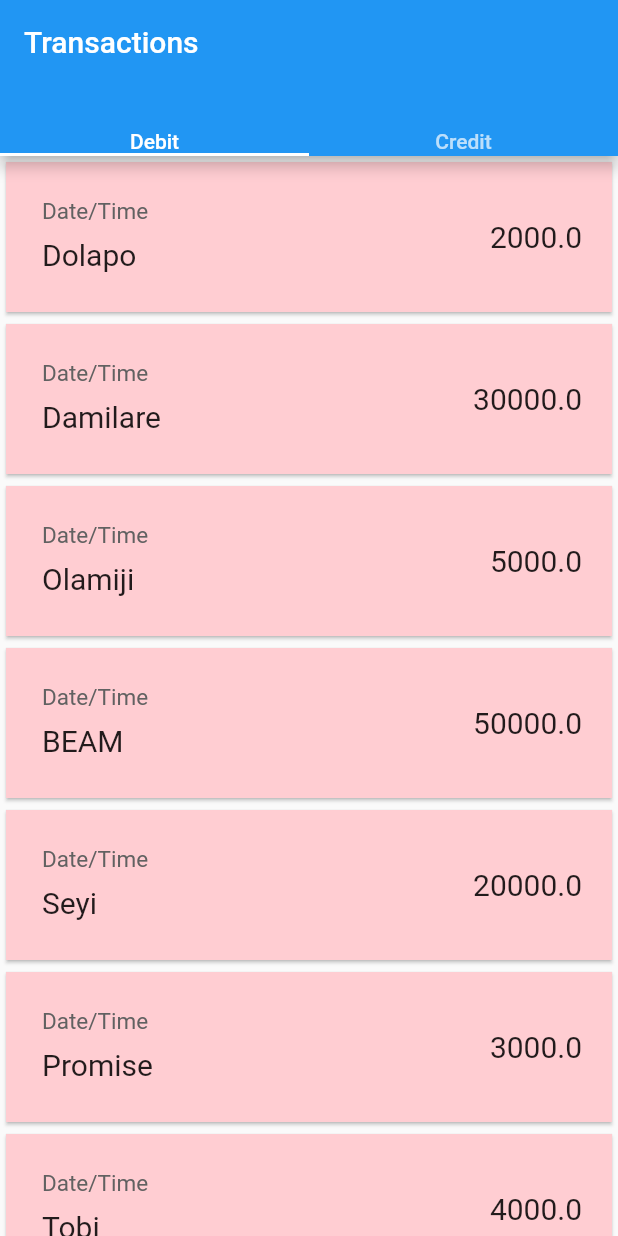
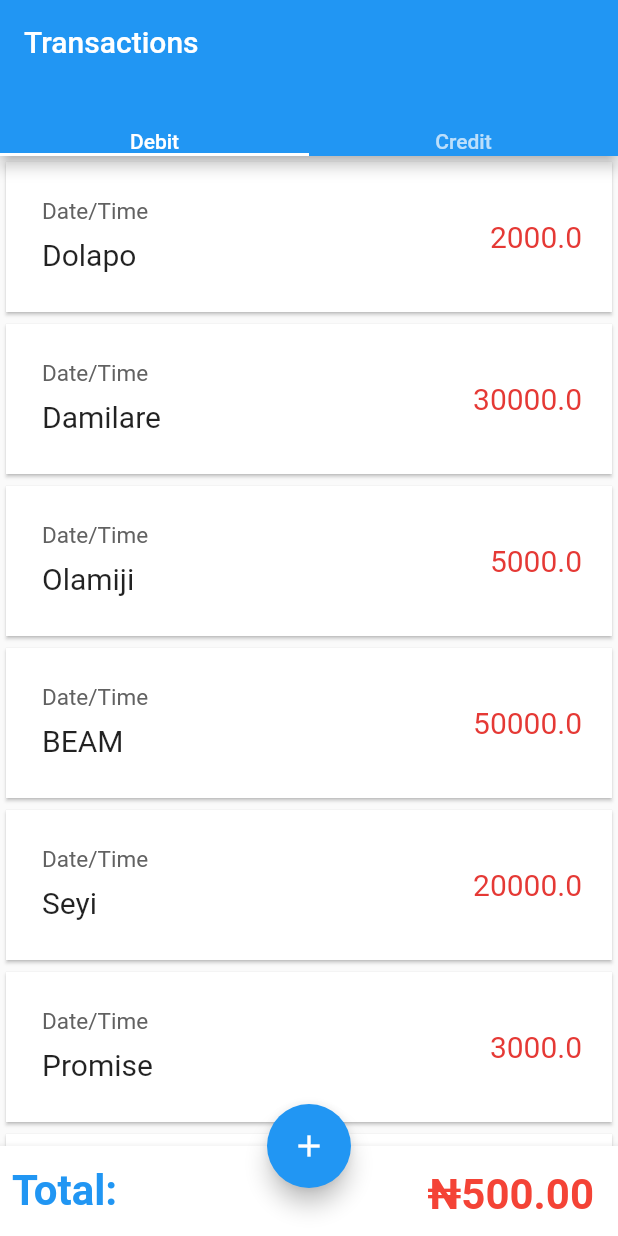
Before and after one commit to MobileDevComm/transactionKeeperApp, a Flutter app: the screen it shows after launch, on a phone screen of 412 x 824 dp. Run offline on Flutter 3.47's test engine with Material 2 defaults, Android fonts, the phone set to English and light mode, and no system bars; drawn by our look-alikes of auto_size_text; our stand-ins replace fluttertoast.

Commit message:
Things Done: 1. Upgraded the TransactionCard Ui, using the transactionType to determine color. 2. Added the floating action button 3. Added the bottom navigation bar for the total

```diff
--- a/transactionkeeper/lib/screens/home.dart
+++ /dev/null
@@ -1,85 +0,0 @@
-import 'package:flutter/material.dart';
-import 'package:transactionkeeper/enums/transaction_enums.dart';
-import 'package:transactionkeeper/widget/transaction_card.dart';
-
-class Home extends StatefulWidget {
-  @override
-  _HomeState createState() => _HomeState();
-}
-
-class _HomeState extends State<Home> with SingleTickerProviderStateMixin {
-  TabController tabController;
-  String someText = "Some text";
-
-  @override
-  void initState() {
-    // TODO: implement initState
-    super.initState();
-    tabController = TabController(length: 2, vsync: this);
-    someText = "Some other text changed";
-  }
-
-  @override
-  Widget build(BuildContext context) {
-    /// someText = "Some other text Three Two Two";
-    return Scaffold(
-      appBar: AppBar(
-        title: Text("Transactions"),
-        bottom: TabBar(
-          controller: tabController,
-          tabs: [
-            Text(getTransTypeCapitalized(TransactionType.debit)),
-            Text(getTransTypeCapitalized(TransactionType.credit)),
-          ],
-        ),
-      ),
-      body: TabBarView(
-        controller: tabController,
-        children: [
-          DebitPage(),
-          CreditPage(),
-        ],
-      ),
-    );
-  }
-}
-
-class DebitPage extends StatelessWidget {
-  @override
-  Widget build(BuildContext context) {
-    return SingleChildScrollView(
-          child: Column(
-        children: [
-          TransactionCard(Colors.red.shade100,'Dolapo', 2000.00  ),
-          TransactionCard(Colors.red.shade100,'Damilare', 30000.00 ),
-          TransactionCard(Colors.red.shade100,'Olamiji', 5000.00 ),
-          TransactionCard(Colors.red.shade100,'BEAM', 50000.00 ),
-          TransactionCard(Colors.red.shade100,'Seyi', 20000.00 ),
-          TransactionCard(Colors.red.shade100,'Promise', 3000.00 ),
-          TransactionCard(Colors.red.shade100,'Tobi', 4000.00 ),
-          TransactionCard(Colors.red.shade100,'Victor', 70000.00 ),
-        ],
-      ),
-    );
-  }
-}
-
-class CreditPage extends StatelessWidget {
-  @override
-  Widget build(BuildContext context) {
-    return SingleChildScrollView(
-          child: Column(
-        children: [
-          TransactionCard(Colors.green.shade100,'Dolapo', 200000.00  ),
-          TransactionCard(Colors.green.shade100,'Damilare', 30000.00 ),
-          TransactionCard(Colors.green.shade100,'Olamiji', 5000.00 ),
-          TransactionCard(Colors.green.shade100,'BEAM', 50000.00 ),
-          TransactionCard(Colors.green.shade100,'Seyi', 20000.00 ),
-          TransactionCard(Colors.green.shade100,'Promise', 3000.00 ),
-          TransactionCard(Colors.green.shade100,'Tobi', 4000.00 ),
-          TransactionCard(Colors.green.shade100,'Victor', 70000.00 ),
-        ],
-      ),
-    );
-  }
-}
--- /dev/null
+++ b/transactionkeeper/lib/screens/home/home.dart
@@ -0,0 +1,206 @@
+import 'package:auto_size_text/auto_size_text.dart';
+import 'package:flutter/material.dart';
+import 'package:transactionkeeper/enums/transaction_enums.dart';
+import 'package:transactionkeeper/widget/transaction_card.dart';
+import 'package:fluttertoast/fluttertoast.dart';
+
+class Home extends StatefulWidget {
+  @override
+  _HomeState createState() => _HomeState();
+}
+
+class _HomeState extends State<Home> with SingleTickerProviderStateMixin {
+  TabController tabController;
+  String someText = "Some text";
+
+  @override
+  void initState() {
+    // TODO: implement initState
+    super.initState();
+    tabController = TabController(length: 2, vsync: this);
+    someText = "Some other text changed";
+  }
+
+  @override
+  Widget build(BuildContext context) {
+    /// someText = "Some other text Three Two Two";
+    return Scaffold(
+      appBar: AppBar(
+        title: Text("Transactions"),
+        bottom: TabBar(
+          controller: tabController,
+          tabs: [
+            Text(getTransTypeCapitalized(TransactionType.debit)),
+            Text(getTransTypeCapitalized(TransactionType.credit)),
+          ],
+        ),
+      ),
+      body: TabBarView(
+        controller: tabController,
+        children: [
+          DebitPage(),
+          CreditPage(),
+        ],
+      ),
+      bottomNavigationBar: BottomAppBar(
+        elevation: 4,
+        child: Container(
+          height: 60,
+          color: Colors.white,
+          child: Padding(
+            padding: const EdgeInsets.all(8.0),
+            child: Row(
+                mainAxisAlignment: MainAxisAlignment.spaceAround,
+                children: [
+                  Text(
+                    "Total: ",
+                    style: TextStyle(
+                        color: Colors.blue,
+                        fontWeight: FontWeight.bold,
+                        fontSize: 28),
+                  ),
+                  Expanded(
+                    child: Padding(
+                      padding: const EdgeInsets.all(8.0),
+                      child: Row(
+                        mainAxisAlignment: MainAxisAlignment.end,
+                        crossAxisAlignment: CrossAxisAlignment.center,
+                        children: [
+                          Text(
+                            "\u20A6",
+                            style: TextStyle(
+                              color: Colors.red,
+                              fontWeight: FontWeight.bold,
+                              fontSize: 28,
+                            ),
+                          ),
+                          AutoSizeText(
+                            "500.00",
+                            minFontSize: 28,
+                            style: TextStyle(
+                              color: Colors.red,
+                              fontWeight: FontWeight.bold,
+                            ),
+                          )
+                        ],
+                      ),
+                    ),
+                  ),
+                ]),
+          ),
+        ),
+      ),
+      floatingActionButtonLocation: FloatingActionButtonLocation.centerDocked,
+      floatingActionButton: FloatingActionButton(
+        onPressed: () {
+          Fluttertoast.showToast(msg: "The add button was clicked");
+        },
+        child: Icon(Icons.add),
+      ),
+    );
+  }
+}
+
+class DebitPage extends StatelessWidget {
+  @override
+  Widget build(BuildContext context) {
+    return SingleChildScrollView(
+      child: Column(
+        children: [
+          TransactionCard(
+            'Dolapo',
+            2000.00,
+            type: TransactionType.debit,
+          ),
+          TransactionCard(
+            'Damilare',
+            30000.00,
+            type: TransactionType.debit,
+          ),
+          TransactionCard(
+            'Olamiji',
+            5000.00,
+            type: TransactionType.debit,
+          ),
+          TransactionCard(
+            'BEAM',
+            50000.00,
+            type: TransactionType.debit,
+          ),
+          TransactionCard(
+            'Seyi',
+            20000.00,
+            type: TransactionType.debit,
+          ),
+          TransactionCard(
+            'Promise',
+            3000.00,
+            type: TransactionType.debit,
+          ),
+          TransactionCard(
+            'Tobi',
+            4000.00,
+            type: TransactionType.debit,
+          ),
+          TransactionCard(
+            'Victor',
+            70000.00,
+            type: TransactionType.debit,
+          ),
+        ],
+      ),
+    );
+  }
+}
+
+class CreditPage extends StatelessWidget {
+  @override
+  Widget build(BuildContext context) {
+    return SingleChildScrollView(
+      child: Column(
+        children: [
+          TransactionCard(
+            'Dolapo',
+            200000.00,
+            type: TransactionType.credit,
+          ),
+          TransactionCard(
+            'Damilare',
+            30000.00,
+            type: TransactionType.credit,
+          ),
+          TransactionCard(
+            'Olamiji',
+            5000.00,
+            type: TransactionType.credit,
+          ),
+          TransactionCard(
+            'BEAM',
+            50000.00,
+            type: TransactionType.credit,
+          ),
+          TransactionCard(
+            'Seyi',
+            20000.00,
+            type: TransactionType.credit,
+          ),
+          TransactionCard(
+            'Promise',
+            3000.00,
+            type: TransactionType.credit,
+          ),
+          TransactionCard(
+            'Tobi',
+            4000.00,
+            type: TransactionType.credit,
+          ),
+          TransactionCard(
+            'Victor',
+            70000.00,
+            type: TransactionType.credit,
+          ),
+        ],
+      ),
+    );
+  }
+}
--- a/transactionkeeper/lib/widget/transaction_card.dart
+++ b/transactionkeeper/lib/widget/transaction_card.dart
@@ -1,17 +1,18 @@
 import 'package:flutter/material.dart';
+import 'package:transactionkeeper/enums/transaction_enums.dart';
 
 class TransactionCard extends StatelessWidget {
+  final String name;
+  final double amount;
+  final DateTime date;
+  final TransactionType type;
 
-  final Color color;
-  String name;
-  double amount;
-  DateTime date;
-  TransactionCard(this.color, this.name, this.amount);
+  TransactionCard(this.name, this.amount,
+      {this.date, this.type = TransactionType.debit});
 
   @override
   Widget build(BuildContext context) {
     return Card(
-      color: color,
       shape: RoundedRectangleBorder(),
       child: Container(
         height: 100,
@@ -30,8 +31,8 @@ class TransactionCard extends StatelessWidget {
                           padding: const EdgeInsets.all(4.0),
                           child: Text(
                             "Date/Time",
-                            style:
-                                TextStyle(fontSize: 15, color: Colors.grey[700]),
+                            style: TextStyle(
+                                fontSize: 15, color: Colors.grey[700]),
                           ),
                         ),
                         Padding(
@@ -40,7 +41,13 @@ class TransactionCard extends StatelessWidget {
                         ),
                       ],
                     ),
-                    Text("$amount", style: TextStyle(fontSize: 20)),
+                    Text("$amount",
+                        style: TextStyle(
+                          fontSize: 20,
+                          color: type == TransactionType.credit
+                              ? Colors.green.shade600
+                              : Colors.red.shade600,
+                        )),
                   ]),
             ),
             margin: EdgeInsets.all(8),
--- a/transactionkeeper/pubspec.yaml
+++ b/transactionkeeper/pubspec.yaml
@@ -28,6 +28,8 @@ dependencies:
   # The following adds the Cupertino Icons font to your application.
   # Use with the CupertinoIcons class for iOS style icons.
   cupertino_icons: ^1.0.2
+  auto_size_text: ^2.1.0
+  fluttertoast: ^8.0.6
 
 dev_dependencies:
   flutter_test:
```
Also changed, not shown: transactionkeeper/lib/main.dart (+4 -5 lines), transactionkeeper/pubspec.lock, 5 other files.
